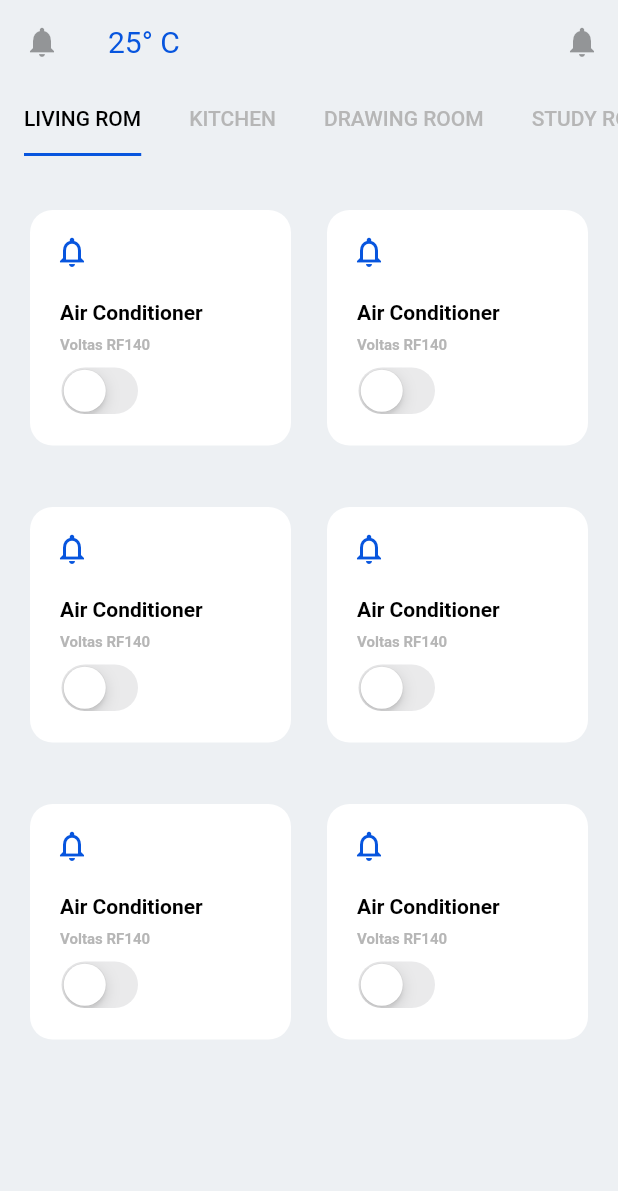
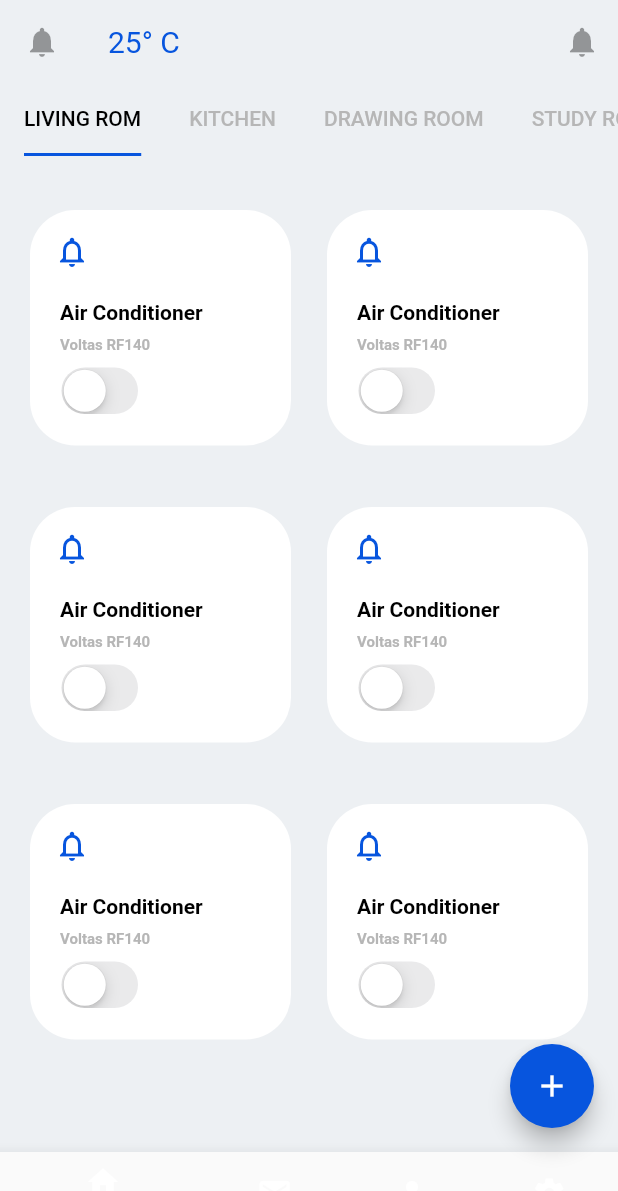
Before and after one commit to vagnersabadi/smart-home, a Flutter app: the screen it shows after launch, on a phone screen of 412 x 824 dp. Shown: the top 1191 px of the screen. Run offline on Flutter 3.47's test engine with Material 2 defaults, Android fonts, the phone set to English and light mode, and no system bars.

Commit message:
feat(fab): new button

```diff
--- a/lib/main.dart
+++ b/lib/main.dart
@@ -15,12 +15,12 @@ class MyApp extends StatelessWidget {
         child: Scaffold(
           appBar: AppBar(
             elevation: 0.0,
-                leading: IconButton(
-                    icon: Icon(Icons.notifications), onPressed: null),
+            leading:
+                IconButton(icon: Icon(Icons.notifications), onPressed: null),
             title: Text(
               '25° C',
-                  style: TextStyle(
-                      fontWeight: FontWeight.w400, color: ColorPrimary),
+              style:
+                  TextStyle(fontWeight: FontWeight.w400, color: ColorPrimary),
             ),
             backgroundColor: ColorSecondary,
             actions: <Widget>[
@@ -61,7 +61,34 @@ class MyApp extends StatelessWidget {
               Icon(Icons.directions_bike),
             ],
           ),
-            )));
+          bottomNavigationBar: BottomNavigationBar(
+            items: [
+              BottomNavigationBarItem(
+                icon: Icon(Icons.home),
+                title: Text(""),
+              ),
+              BottomNavigationBarItem(
+                icon: Icon(Icons.mail),
+                title: Text(""),
+              ),
+              BottomNavigationBarItem(
+                icon: Icon(Icons.person),
+                title: Text(""),
+              ),
+              BottomNavigationBarItem(
+                icon: Icon(Icons.settings),
+                title: Text(""),
+              )
+            ],
+          ),
+          floatingActionButton: FloatingActionButton(
+            onPressed: () {},
+            child: Icon(Icons.add),
+            backgroundColor: ColorPrimary,
+          ),
+        ),
+      ),
+    );
   }
 }
 
@@ -90,7 +117,7 @@ class CardCustom extends StatelessWidget {
             new Card(
               elevation: 0.0,
               shape: RoundedRectangleBorder(
-                  borderRadius: BorderRadius.circular(15.0)),
+                  borderRadius: BorderRadius.circular(30.0)),
               child: InkWell(
                 child: Container(
                     width: 200,
```
Lines whose indentation alone changed are shown as unchanged.
